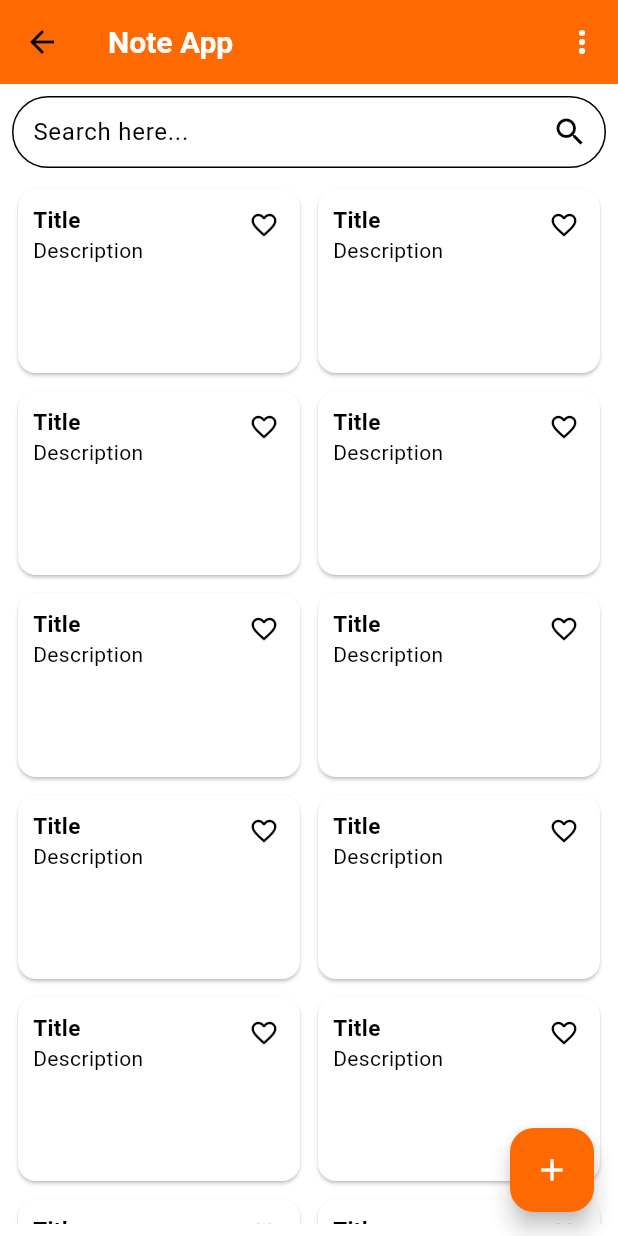
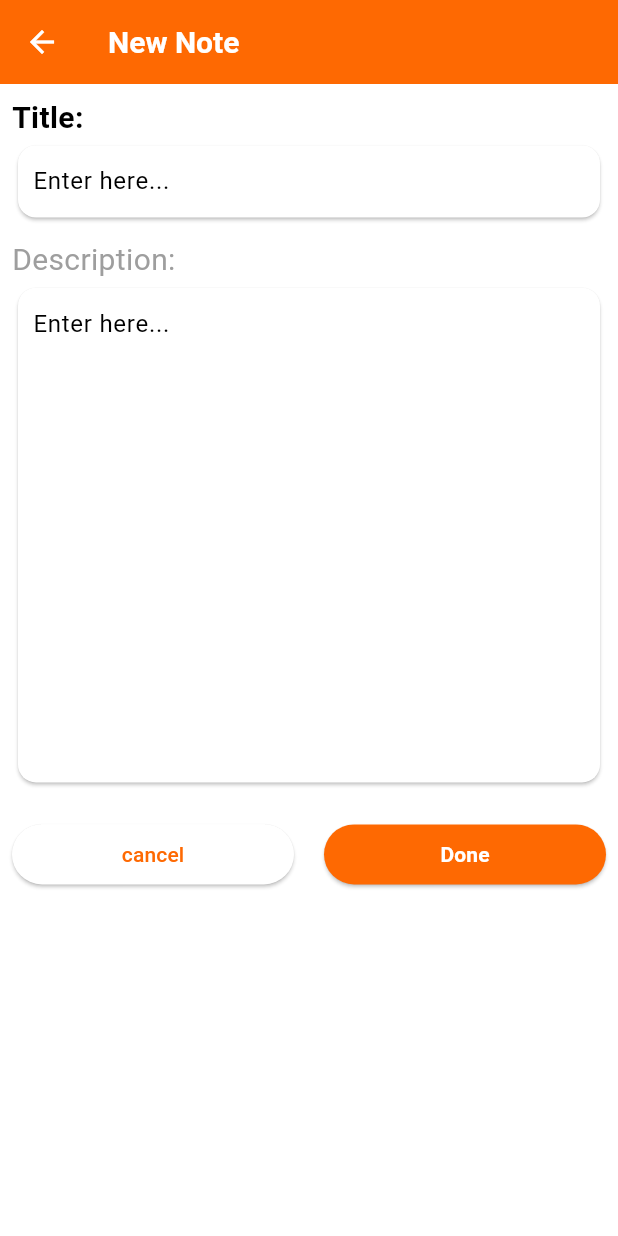
Before and after one commit to SRSONAGARA/Note_Taker, a Flutter app: the HomeScreen screen opened by its route, after a tap on the "add" icon, on a phone screen of 412 x 824 dp. Run offline on Flutter 3.47's test engine with Material 3 defaults, Android fonts, the phone set to English and light mode, and no system bars.

Commit message:
Add note screen UI.

```diff
--- a/lib/config/routes/app_routes.dart
+++ b/lib/config/routes/app_routes.dart
@@ -2,11 +2,13 @@ import 'package:flutter/cupertino.dart';
 import 'package:note_app/features/dashboard/home_screen.dart';
 import 'package:note_app/features/login/login_screen.dart';
 import 'package:note_app/features/register/register_screen.dart';
+import '../../features/new_note/new_note_screen.dart';
 
 class AppRoutes {
   static Map<String, Widget Function(BuildContext)> get getAppRoutes => {
     RegistrationScreen.routeName: (_)=> const RegistrationScreen(),
     LoginScreen.routeName: (_)=> const LoginScreen(),
     HomeScreen.routeName: (_)=> const HomeScreen(),
+    AddNoteScreen.routeName: (_)=> const AddNoteScreen(),
   };
 }
--- a/lib/features/dashboard/home_screen.dart
+++ b/lib/features/dashboard/home_screen.dart
@@ -1,4 +1,5 @@
 import 'package:flutter/material.dart';
+import 'package:note_app/features/new_note/new_note_screen.dart';
 
 class HomeScreen extends StatefulWidget {
   static const String routeName = '/Home-Screen';
@@ -13,6 +14,7 @@ class _HomeScreenState extends State<HomeScreen> {
   Widget build(BuildContext context) {
     return Scaffold(
       appBar: AppBar(
+        iconTheme: const IconThemeData(color: Colors.white),
         backgroundColor: Theme.of(context).colorScheme.primary,
         title: const Text('Note App'),
         actions: [
@@ -85,7 +87,9 @@ class _HomeScreenState extends State<HomeScreen> {
         ),
       ),
       floatingActionButton: FloatingActionButton(
-        onPressed: () {},
+        onPressed: () {
+          Navigator.of(context).pushNamed(AddNoteScreen.routeName);
+        },
         tooltip: 'Increment',
         child: const Icon(Icons.add),
       ),
--- a/lib/features/login/login_screen.dart
+++ b/lib/features/login/login_screen.dart
@@ -1,4 +1,5 @@
 import 'package:flutter/material.dart';
+import 'package:note_app/features/dashboard/home_screen.dart';
 import 'package:note_app/features/register/register_screen.dart';
 
 class LoginScreen extends StatefulWidget {
@@ -97,14 +98,14 @@ class _LoginScreenState extends State<LoginScreen> {
                       },
                     ),
                   ),
-                  Row(
+                 /* Row(
                     mainAxisAlignment: MainAxisAlignment.end,
                     children: [
                       TextButton(
                           onPressed: () {},
                           child: const Text('Forgot your Password?')),
                     ],
-                  ),
+                  ),*/
                   const SizedBox(
                     height: 20,
                   ),
@@ -113,15 +114,10 @@ class _LoginScreenState extends State<LoginScreen> {
                           backgroundColor: Colors.transparent,
                           shadowColor: Colors.transparent),
                       onPressed: () async {
-                        if (formKey.currentState!.validate()) {
+                        Navigator.of(context).pushNamed(HomeScreen.routeName);
+                        /*if (formKey.currentState!.validate()) {
                           formKey.currentState!.save();
-
-                          /*await Future.delayed(const Duration(seconds: 1));
-                          await Navigator.pushAndRemoveUntil(
-                              context,
-                              MaterialPageRoute(builder: (_) => HomeScreen()),
-                                  (route) => false);*/
-                        }
+                        }*/
                       },
                       child: const Text('LOGIN')),
                   Row(
--- /dev/null
+++ b/lib/features/new_note/new_note_screen.dart
@@ -0,0 +1,94 @@
+import 'package:flutter/material.dart';
+
+class AddNoteScreen extends StatefulWidget {
+  static const String routeName = '/Add-Note-Screen';
+  const AddNoteScreen({super.key});
+
+  @override
+  State<AddNoteScreen> createState() => _AddNoteScreenState();
+}
+
+class _AddNoteScreenState extends State<AddNoteScreen> {
+  @override
+  Widget build(BuildContext context) {
+    return Scaffold(
+      appBar: AppBar(
+          iconTheme: const IconThemeData(color: Colors.white),
+          backgroundColor: Theme.of(context).colorScheme.primary,
+          title: const Text('New Note')),
+      body: SingleChildScrollView(
+        child: Padding(
+          padding: const EdgeInsets.all(8.0),
+          child: Column(
+            crossAxisAlignment: CrossAxisAlignment.start,
+            children: [
+              const Text(
+                'Title:',
+                style: TextStyle(fontSize: 20, fontWeight: FontWeight.bold),
+              ),
+              const Card(
+                child: TextField(
+                  maxLines: null,
+                  decoration: InputDecoration(
+                      hintText: 'Enter here...',
+                      contentPadding:
+                          EdgeInsets.symmetric(vertical: 0, horizontal: 10),
+                      border:
+                          UnderlineInputBorder(borderSide: BorderSide.none)),
+                ),
+              ),
+              const SizedBox(
+                height: 10,
+              ),
+              const Text(
+                'Description:',
+                style: TextStyle(fontSize: 20, color: Colors.grey),
+              ),
+              Card(
+                child: SizedBox(
+                  height: MediaQuery.of(context).size.height / 2.5,
+                  child: const TextField(
+                    maxLines: null,
+                    decoration: InputDecoration(
+                        hintText: 'Enter here...',
+                        contentPadding:
+                            EdgeInsets.symmetric(vertical: 0, horizontal: 10),
+                        border:
+                            UnderlineInputBorder(borderSide: BorderSide.none)),
+                  ),
+                ),
+              ),
+              const SizedBox(
+                height: 20,
+              ),
+              Row(
+                children: [
+                  Expanded(
+                      child: ElevatedButton(
+                          onPressed: () {
+                            Navigator.of(context).pop();
+                          },
+                          child: const Text('cancel'))),
+                  const SizedBox(
+                    width: 20,
+                  ),
+                  Expanded(
+                      child: ElevatedButton(
+                          style: ElevatedButton.styleFrom(
+                              backgroundColor: const Color(0xFFFE6902)),
+                          onPressed: () {},
+                          child: const Text(
+                            'Done',
+                            style: TextStyle(
+                                color: Colors.white,
+                                fontWeight: FontWeight.bold),
+                          )))
+                ],
+              )
+            ],
+          ),
+        ),
+      ),
+    );
+  }
+}
--- a/lib/features/register/register_screen.dart
+++ b/lib/features/register/register_screen.dart
@@ -135,10 +135,11 @@ class _RegistrationScreenState extends State<RegistrationScreen> {
                   ),
                   ElevatedButton(
                       onPressed: () async {
-                        if (formKey.currentState!.validate()) {
+                        Navigator.pushNamed(context, HomeScreen.routeName);
+                       /* if (formKey.currentState!.validate()) {
                           formKey.currentState!.save();
-                          Navigator.pushNamed(context, HomeScreen.routeName);
-                        }
+
+                        }*/
                       },
                       child: const Text(
                         'Sign Up',
```
